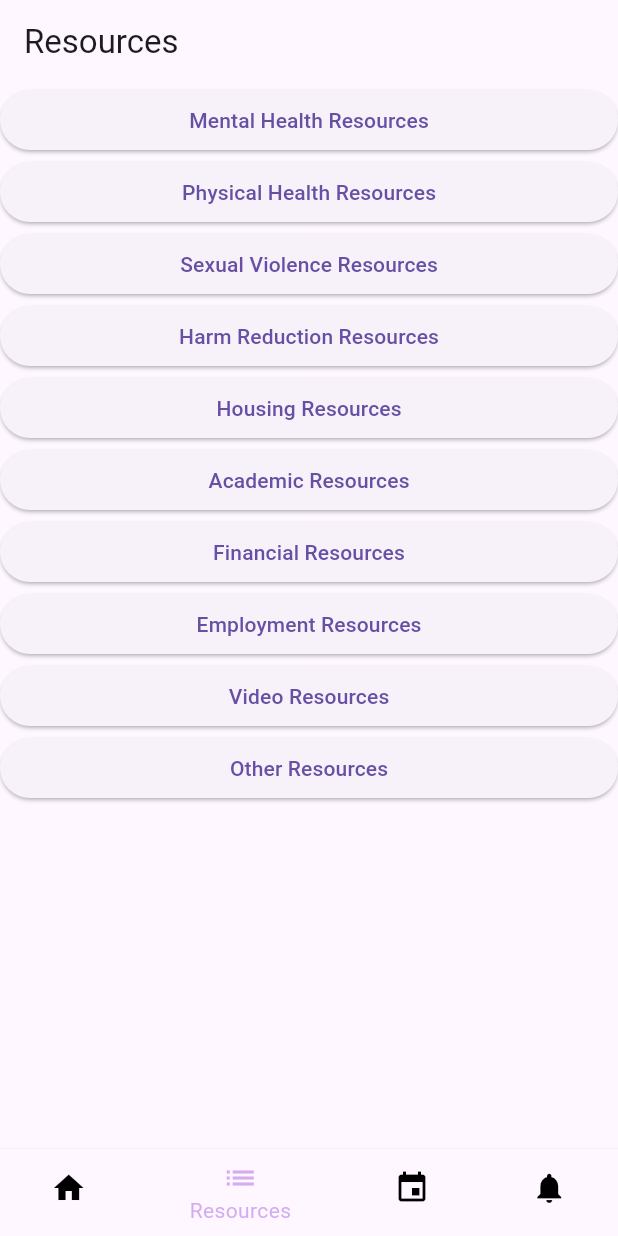
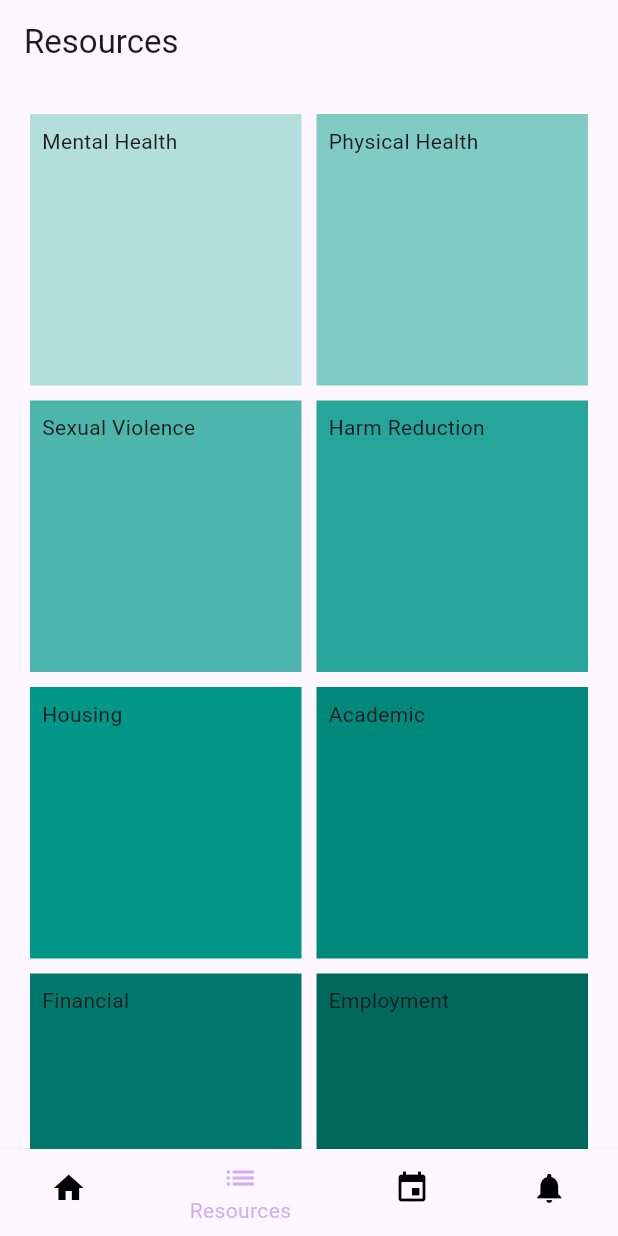
Before and after one commit to EhabHaque/wellness-app-master, a Flutter app: the screen it shows after launch, item 2 of the bottom bar chosen, on a phone screen of 412 x 824 dp. Run offline on Flutter 3.47's test engine with Material 3 defaults, Android fonts, the phone set to English and light mode, and no system bars.

Commit message:
Made a 2x8 grid for resources
-Place holder boxes
-Not clickable yet

```diff
--- a/lib/WishList.dart
+++ b/lib/WishList.dart
@@ -18,9 +18,10 @@ class ResourcesPage extends StatelessWidget {
   @override
   Widget build(BuildContext context) {
     return Scaffold(
-      appBar: AppBar(
-        title: Text('Resources'),
-      ),
+        appBar: AppBar(
+          title: Text('Resources'),
+        ),
+        /*
       body: ListView.builder(
         itemCount: 10,
         itemBuilder: (context, index) {
@@ -72,7 +73,66 @@ class ResourcesPage extends StatelessWidget {
           return ResourceButton(resourceName, resourceContent);
         },
       ),
-    );
+    */
+        body: GridView.count(
+          primary: false,
+          padding: const EdgeInsets.all(20),
+          crossAxisSpacing: 10,
+          mainAxisSpacing: 10,
+          crossAxisCount: 2,
+          children: <Widget>[
+            Container(
+              padding: const EdgeInsets.all(8),
+              color: Colors.teal[100],
+              child: const Text("Mental Health"),
+            ),
+            Container(
+              padding: const EdgeInsets.all(8),
+              color: Colors.teal[200],
+              child: const Text('Physical Health'),
+            ),
+            Container(
+              padding: const EdgeInsets.all(8),
+              color: Colors.teal[300],
+              child: const Text('Sexual Violence'),
+            ),
+            Container(
+              padding: const EdgeInsets.all(8),
+              color: Colors.teal[400],
+              child: const Text('Harm Reduction'),
+            ),
+            Container(
+              padding: const EdgeInsets.all(8),
+              color: Colors.teal[500],
+              child: const Text('Housing'),
+            ),
+            Container(
+              padding: const EdgeInsets.all(8),
+              color: Colors.teal[600],
+              child: const Text('Academic'),
+            ),
+            Container(
+              padding: const EdgeInsets.all(8),
+              color: Colors.teal[700],
+              child: const Text('Financial'),
+            ),
+            Container(
+              padding: const EdgeInsets.all(8),
+              color: Colors.teal[800],
+              child: const Text('Employment'),
+            ),
+            Container(
+              padding: const EdgeInsets.all(8),
+              color: Colors.teal[900],
+              child: const Text('Video'),
+            ),
+            Container(
+              padding: const EdgeInsets.all(8),
+              color: Colors.teal[900],
+              child: const Text('Other'),
+            ),
+          ],
+        ));
   }
 }
 
@@ -89,7 +149,8 @@ class ResourceButton extends StatelessWidget {
         Navigator.push(
           context,
           MaterialPageRoute(
-            builder: (context) => ResourceDetailPage(resourceName, resourceContent),
+            builder: (context) =>
+                ResourceDetailPage(resourceName, resourceContent),
           ),
         );
       },
@@ -118,7 +179,7 @@ class ResourceDetailPage extends StatelessWidget {
           ),
         ],
       ),
-         body: SingleChildScrollView(
+      body: SingleChildScrollView(
         child: Padding(
           padding: const EdgeInsets.all(16.0),
           child: Column(
@@ -140,5 +201,4 @@ class ResourceDetailPage extends StatelessWidget {
       ),
     );
   }
-
 }
```
